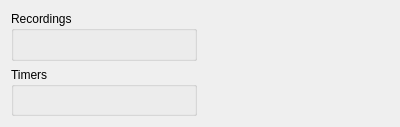
The window that src/ui/recorder/Recorder.ui (ntadej/tano) describes before a commit, drawn with Qt 5.
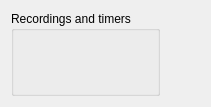
The same window after the commit. Icons and pictures are not drawn. Custom widgets are drawn as their Qt base class.

Commit message: Recorder GUI optimizations

What changed in the file:
```diff
--- a/src/ui/recorder/Recorder.ui
+++ b/src/ui/recorder/Recorder.ui
@@ -6,8 +6,8 @@
    <rect>
     <x>0</x>
     <y>0</y>
-    <width>400</width>
-    <height>127</height>
+    <width>211</width>
+    <height>107</height>
    </rect>
   </property>
   <property name="windowTitle">
@@ -17,8 +17,20 @@
    <iconset resource="../../../data/icons.qrc">
     <normaloff>:/icons/48x48/recorder.png</normaloff>:/icons/48x48/recorder.png</iconset>
   </property>
-  <layout class="QGridLayout" name="gridLayout">
-   <item row="0" column="1" rowspan="2">
+  <layout class="QHBoxLayout" name="horizontalLayout">
+   <item>
+    <widget class="QGroupBox" name="groupRecorgings">
+     <property name="title">
+      <string>Recordings and timers</string>
+     </property>
+     <layout class="QVBoxLayout" name="verticalLayout">
+      <item>
+       <widget class="TimersDisplayWidget" name="listRecordings" native="true"/>
+      </item>
+     </layout>
+    </widget>
+   </item>
+   <item>
     <widget class="RecorderInfoWidget" name="recorderInfo" native="true">
      <property name="maximumSize">
       <size>
@@ -28,30 +40,6 @@
      </property>
     </widget>
    </item>
-   <item row="0" column="0">
-    <widget class="QGroupBox" name="groupRecorgings">
-     <property name="title">
-      <string>Recordings</string>
-     </property>
-     <layout class="QVBoxLayout" name="verticalLayout">
-      <item>
-       <widget class="TimersDisplayWidget" name="listRecordings" native="true"/>
-      </item>
-     </layout>
-    </widget>
-   </item>
-   <item row="1" column="0">
-    <widget class="QGroupBox" name="groupTimers">
-     <property name="title">
-      <string>Timers</string>
-     </property>
-     <layout class="QVBoxLayout" name="verticalLayout_2">
-      <item>
-       <widget class="TimersDisplayWidget" name="listTimers" native="true"/>
-      </item>
-     </layout>
-    </widget>
-   </item>
   </layout>
  </widget>
  <customwidgets>
```
The commit also changes 22 other files.
